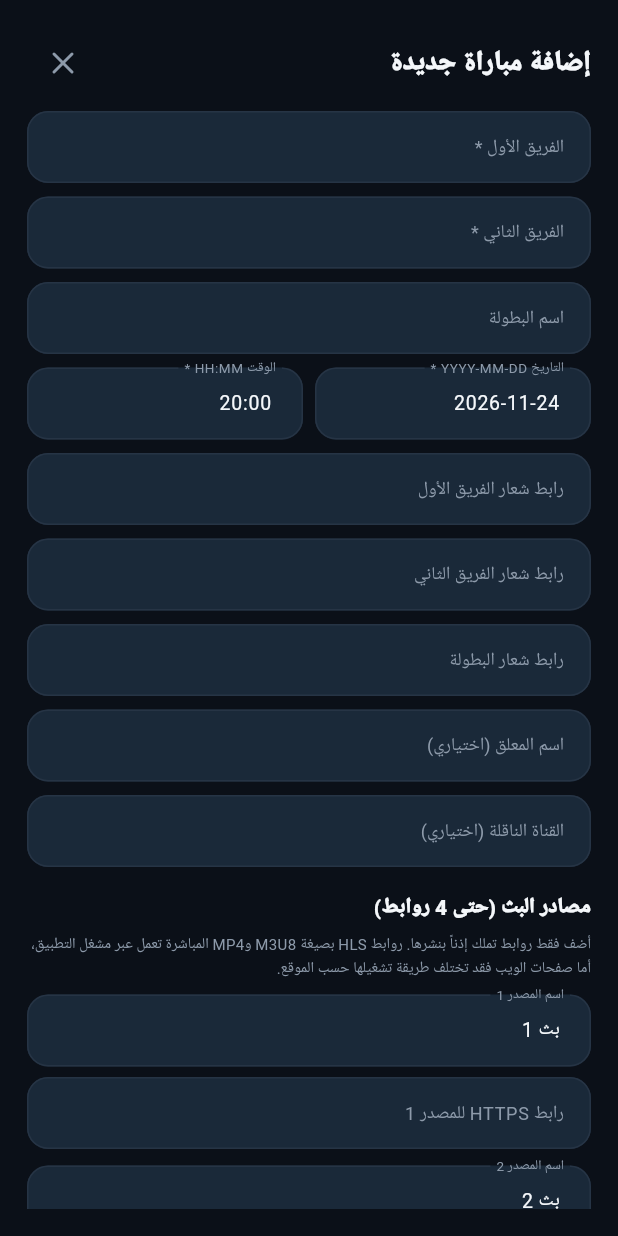
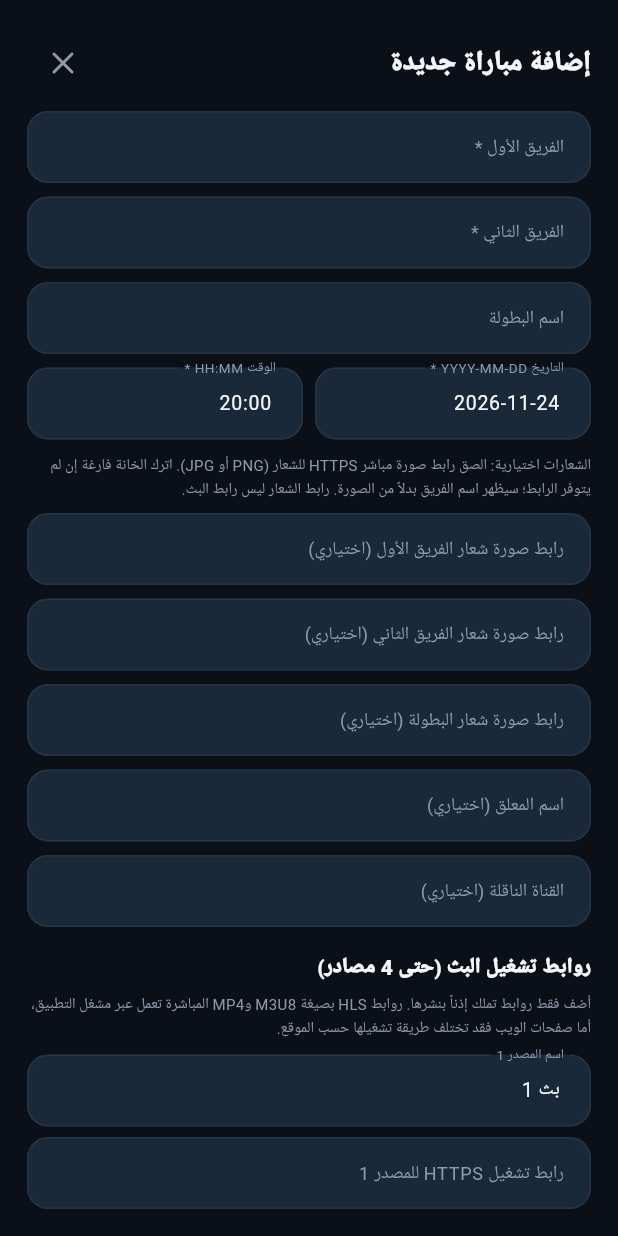
Before and after one commit to omsroor2019-rgb/Dfish-Life2, a Flutter app: the _MatchEditor widget shown alone on an empty page, opened directly, on a phone screen of 412 x 824 dp. Run offline on Flutter 3.47's test engine with Material 3 defaults, Android fonts, the phone set to English and light mode, and no system bars; our stand-ins replace cloud_firestore, firebase_auth, firebase_core, google_fonts, lucide_icons_flutter, material_ui and 3 more; missing offline and left inert: webview_flutter_android; accounts and stored records are empty.

Commit message:
Add files via upload

```diff
--- a/lib/admin/admin_portal.dart
+++ b/lib/admin/admin_portal.dart
@@ -475,24 +475,26 @@ class _MatchEditorState extends State<_MatchEditor> {
                   Expanded(child: _field(_time, 'الوقت HH:MM *', validator: _validTime)),
                 ]),
                 const SizedBox(height: 9),
-                _field(_homeLogo, 'رابط شعار الفريق الأول', validator: _httpsUrl),
+                const Text('الشعارات اختيارية: الصق رابط صورة مباشر HTTPS للشعار (PNG أو JPG). اترك الخانة فارغة إن لم يتوفر الرابط؛ سيظهر اسم الفريق بدلاً من الصورة. رابط الشعار ليس رابط البث.', style: TextStyle(color: _muted, fontSize: 10, height: 1.6)),
+                const SizedBox(height: 8),
+                _field(_homeLogo, 'رابط صورة شعار الفريق الأول (اختياري)', validator: _httpsUrl),
                 const SizedBox(height: 9),
-                _field(_awayLogo, 'رابط شعار الفريق الثاني', validator: _httpsUrl),
+                _field(_awayLogo, 'رابط صورة شعار الفريق الثاني (اختياري)', validator: _httpsUrl),
                 const SizedBox(height: 9),
-                _field(_leagueLogo, 'رابط شعار البطولة', validator: _httpsUrl),
+                _field(_leagueLogo, 'رابط صورة شعار البطولة (اختياري)', validator: _httpsUrl),
                 const SizedBox(height: 9),
                 _field(_commentator, 'اسم المعلق (اختياري)'),
                 const SizedBox(height: 9),
                 _field(_channel, 'القناة الناقلة (اختياري)'),
                 const SizedBox(height: 17),
-                const Text('مصادر البث (حتى 4 روابط)', style: TextStyle(color: _text, fontWeight: FontWeight.w900)),
+                const Text('روابط تشغيل البث (حتى 4 مصادر)', style: TextStyle(color: _text, fontWeight: FontWeight.w900)),
                 const SizedBox(height: 5),
                 const Text('أضف فقط روابط تملك إذناً بنشرها. روابط HLS بصيغة M3U8 وMP4 المباشرة تعمل عبر مشغل التطبيق، أما صفحات الويب فقد تختلف طريقة تشغيلها حسب الموقع.', style: TextStyle(color: _muted, fontSize: 10, height: 1.6)),
                 const SizedBox(height: 10),
                 for (var index = 0; index < 4; index++) ...[
                   _field(_sourceNames[index], 'اسم المصدر ${index + 1}'),
                   const SizedBox(height: 7),
-                  _field(_sourceUrls[index], 'رابط HTTPS للمصدر ${index + 1}', validator: _httpsUrl),
+                  _field(_sourceUrls[index], 'رابط تشغيل HTTPS للمصدر ${index + 1}', validator: _httpsUrl),
                   const SizedBox(height: 11),
                 ],
                 SwitchListTile.adaptive(
```
